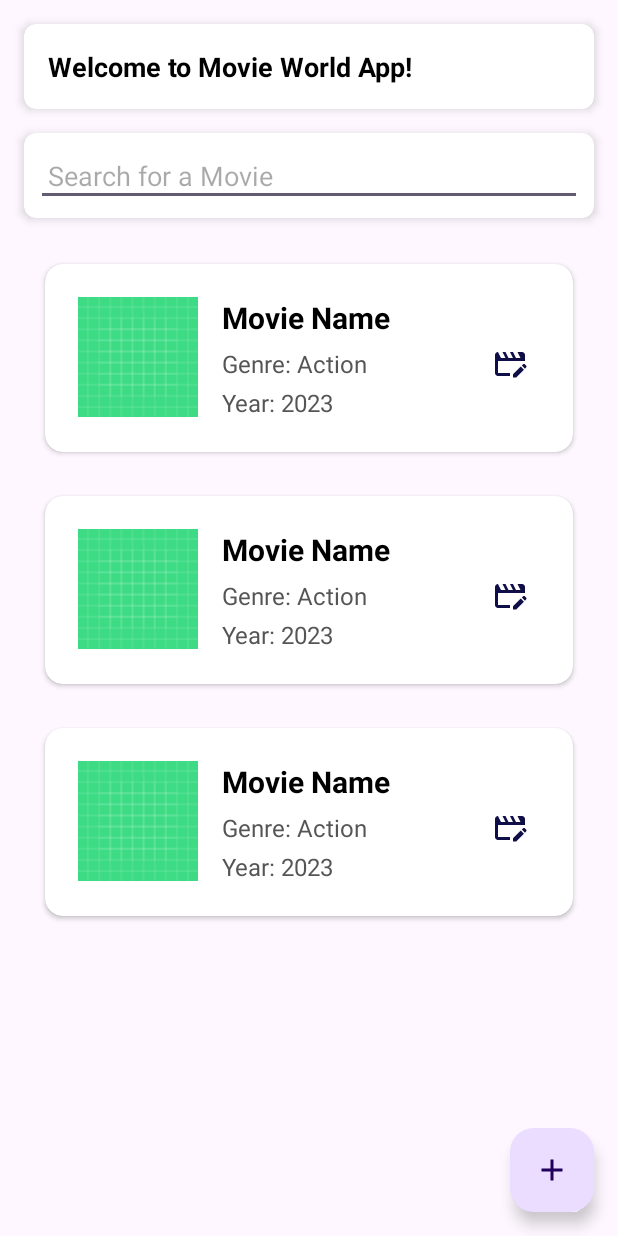
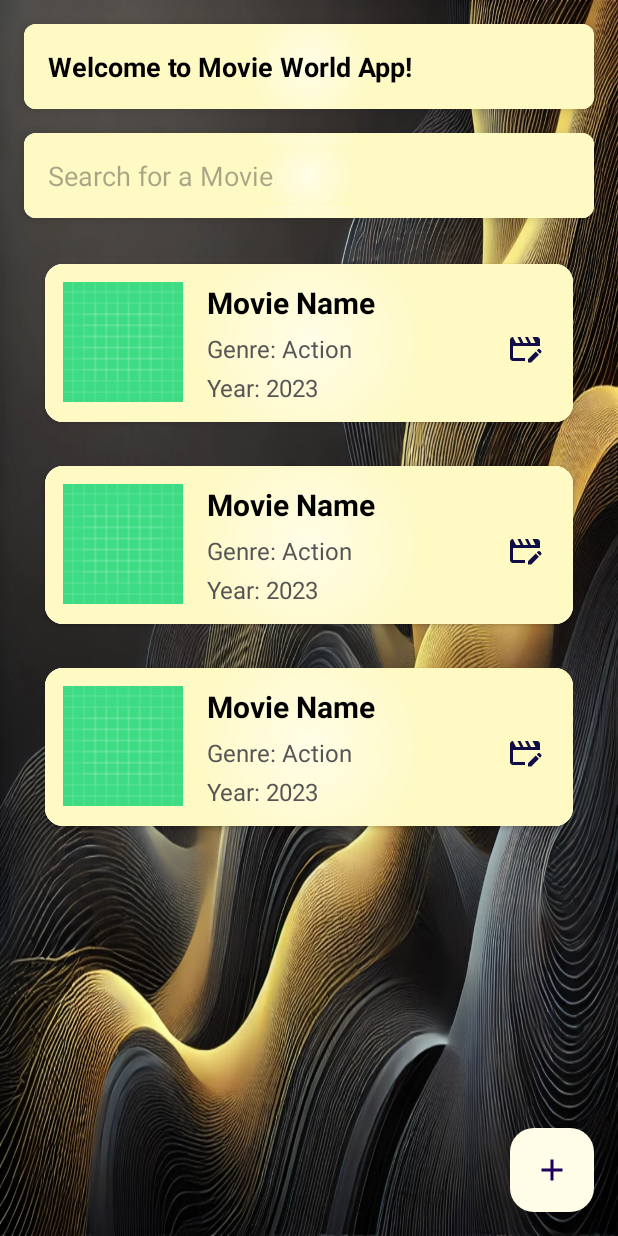
Before and after one commit to yuval-itzhak/Movie-World-App, an Android app: the layout all_movies_layout.xml on its own in the app's theme, with its tools: preview values and no code run, on a phone screen of 412 x 824 dp. Run offline under Robolectric (Android 15) with nearby library versions, the phone set to English and light mode, and no system bars.

Commit message:
background and colors update

```diff
--- a/app/src/main/res/drawable/baseline_add_24.xml
+++ b/app/src/main/res/drawable/baseline_add_24.xml
@@ -1,5 +1,10 @@
-<vector xmlns:android="http://schemas.android.com/apk/res/android" android:height="24dp" android:tint="#000000" android:viewportHeight="24" android:viewportWidth="24" android:width="24dp">
+<vector xmlns:android="http://schemas.android.com/apk/res/android"
+    android:width="24dp"
+    android:height="24dp"
+    android:viewportWidth="24"
+    android:viewportHeight="24">
 
-    <path android:fillColor="@android:color/white" android:pathData="M19,13h-6v6h-2v-6H5v-2h6V5h2v6h6v2z"/>
-
+    <path
+        android:fillColor="#000000"
+        android:pathData="M19,13h-6v6h-2v-6H5v-2h6V5h2v6h6v2z" />
 </vector>
--- /dev/null
+++ b/app/src/main/res/drawable/gradient_background.xml
@@ -0,0 +1,22 @@
+<?xml version="1.0" encoding="utf-8"?>
+<layer-list xmlns:android="http://schemas.android.com/apk/res/android">
+
+    <item>
+        <shape>
+            <gradient
+                android:startColor="#FFFFF4"
+            android:endColor="#FFFDE7"
+            android:angle="90" />
+        </shape>
+    </item>
+
+    <item>
+        <shape>
+            <gradient
+                android:startColor="#FFFDE7"
+            android:endColor="#FFF9C4"
+            android:type="radial"
+            android:gradientRadius="75%" />
+        </shape>
+    </item>
+</layer-list>
--- a/app/src/main/res/layout/all_movies_layout.xml
+++ b/app/src/main/res/layout/all_movies_layout.xml
@@ -4,6 +4,7 @@
     xmlns:tools="http://schemas.android.com/tools"
     android:layout_width="match_parent"
     android:layout_height="match_parent"
+    android:background="@drawable/background_black_yellow"
     tools:context=".ui.all_characters.AllMoviesFragment">
 
     <!-- Welcome Card -->
@@ -14,18 +15,19 @@
         android:layout_margin="16dp"
         app:cardCornerRadius="8dp"
         app:cardElevation="4dp"
-        app:layout_constraintTop_toTopOf="parent"
+        app:layout_constraintEnd_toEndOf="parent"
         app:layout_constraintStart_toStartOf="parent"
-        app:layout_constraintEnd_toEndOf="parent">
+        app:layout_constraintTop_toTopOf="parent">
 
         <TextView
             android:layout_width="match_parent"
             android:layout_height="wrap_content"
+            android:background="@drawable/gradient_background"
             android:padding="16dp"
             android:text="Welcome to Movie World App!"
+            android:textColor="@android:color/black"
             android:textSize="18sp"
-            android:textStyle="bold"
-            android:textColor="@android:color/black" />
+            android:textStyle="bold" />
 
     </androidx.cardview.widget.CardView>
 
@@ -35,15 +37,17 @@
         android:layout_width="0dp"
         android:layout_height="wrap_content"
         android:layout_margin="16dp"
+        android:background="@drawable/background_black_yellow"
         app:cardCornerRadius="8dp"
         app:cardElevation="4dp"
-        app:layout_constraintTop_toBottomOf="@id/welcome_card"
+        app:layout_constraintEnd_toEndOf="parent"
         app:layout_constraintStart_toStartOf="parent"
-        app:layout_constraintEnd_toEndOf="parent">
+        app:layout_constraintTop_toBottomOf="@id/welcome_card">
 
         <LinearLayout
             android:layout_width="match_parent"
             android:layout_height="wrap_content"
+            android:background="@drawable/gradient_background"
             android:orientation="horizontal"
             android:padding="8dp">
 
@@ -52,6 +56,7 @@
                 android:layout_width="368dp"
                 android:layout_height="wrap_content"
                 android:layout_weight="1"
+                android:background="@drawable/gradient_background"
                 android:hint="Search for a Movie"
                 android:imeOptions="actionSearch"
                 android:inputType="text"
@@ -66,10 +71,10 @@
         android:layout_width="0dp"
         android:layout_height="0dp"
         android:layout_margin="16dp"
+        app:layout_constraintBottom_toTopOf="@id/fab"
+        app:layout_constraintEnd_toEndOf="parent"
+        app:layout_constraintStart_toStartOf="parent"
         app:layout_constraintTop_toBottomOf="@id/search_card"
-        app:layout_constraintBottom_toTopOf="@id/fab"
-        app:layout_constraintStart_toStartOf="parent"
-        app:layout_constraintEnd_toEndOf="parent"
         tools:listitem="@layout/movie_layout" />
 
     <!-- Floating Action Button -->
@@ -78,9 +83,12 @@
         android:layout_width="wrap_content"
         android:layout_height="wrap_content"
         android:layout_margin="16dp"
+        android:tint="#000000"
+        app:backgroundTint="#FFFDE7"
+        android:contentDescription="Add New Item"
         android:src="@drawable/baseline_add_24"
         app:layout_constraintBottom_toBottomOf="parent"
-        app:layout_constraintEnd_toEndOf="parent"
-        android:contentDescription="Add New Item" />
+        app:layout_constraintEnd_toEndOf="parent" />
+
 
 </androidx.constraintlayout.widget.ConstraintLayout>
--- a/app/src/main/res/layout/detail_movie_layout.xml
+++ b/app/src/main/res/layout/detail_movie_layout.xml
@@ -6,7 +6,7 @@
     android:layout_width="match_parent"
     android:layout_height="match_parent"
     android:padding="30dp"
-    android:background="#cacb"
+    android:background="@drawable/background_black_yellow"
     tools:context=".ui.single_character.DetailMovieFragment">
 
     <androidx.cardview.widget.CardView
@@ -27,6 +27,7 @@
             <LinearLayout
                 android:layout_width="match_parent"
                 android:layout_height="wrap_content"
+                android:background="@drawable/gradient_background"
                 android:orientation="vertical"
                 android:padding="16dp">
 
--- a/app/src/main/res/layout/movie_layout.xml
+++ b/app/src/main/res/layout/movie_layout.xml
@@ -5,15 +5,15 @@
     android:layout_height="wrap_content"
     android:layout_margin="8dp"
     app:cardUseCompatPadding="true"
-    app:contentPadding="10dp"
+    android:background="#FFFDE7"
     app:cardCornerRadius="12dp"
-    android:background="#FFFFFF"
     android:elevation="6dp">
 
     <LinearLayout
         android:layout_width="match_parent"
         android:layout_height="wrap_content"
         android:orientation="horizontal"
+        android:background="@drawable/gradient_background"
         android:padding="12dp">
 
         <!-- Movie Thumbnail -->
```
Also changed, not shown: app/src/main/res/layout/add_movie_layout.xml (+27 -1 lines), app/src/main/res/drawable/background_black_yellow.webp (added).
